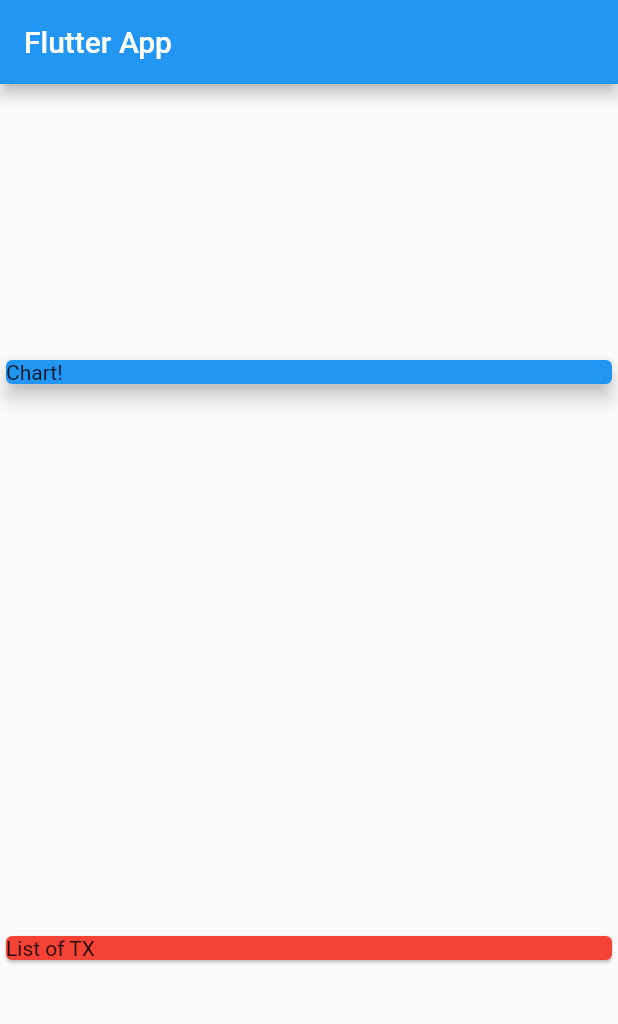
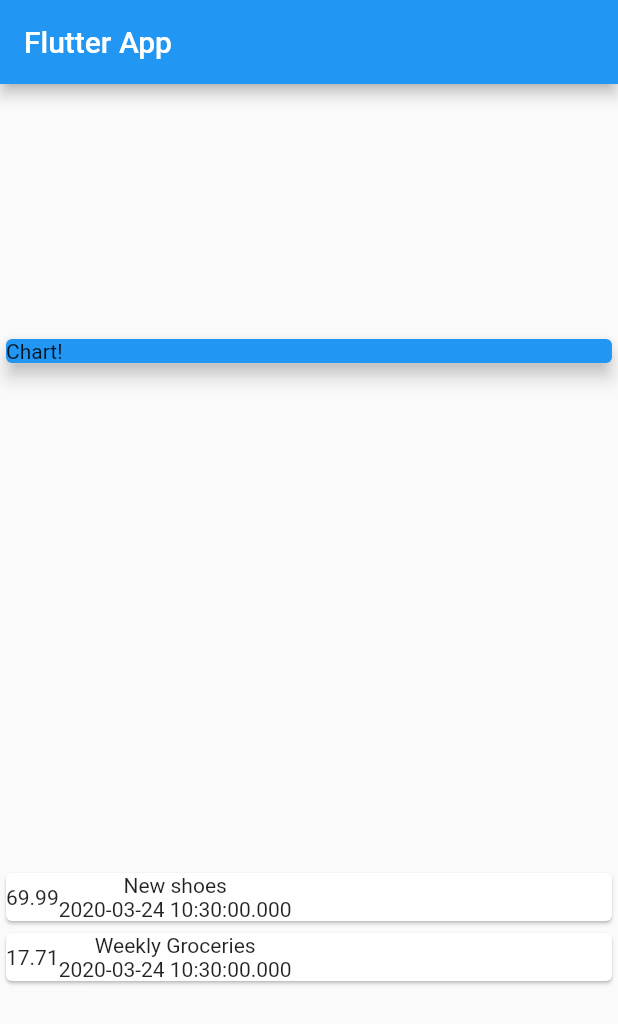
Before and after one commit to aisivan36/flutter_fooding, a Flutter app: the screen it shows after launch, on a phone screen of 412 x 824 dp. Shown: the top 1024 px of the screen. Run offline on Flutter 3.47's test engine with Material 2 defaults, Android fonts, the phone set to English and light mode, and no system bars.

Commit message:
bug fixed

```diff
--- a/lib/main.dart
+++ b/lib/main.dart
@@ -46,9 +46,28 @@ class MyHomePage extends StatelessWidget {
               elevation: 5,
             ),
           ),
-          Card(
-            color: Colors.red,
-            child: Text('List of TX'),
+          Column(
+            children: transaction.map((tx) {
+              return Card(
+                child: Row(
+                  children: <Widget>[
+                    Container(
+                      child: Text(
+                        tx.amount.toString(),
+                      ),
+                    ),
+                    Column(
+                      children: <Widget>[
+                        Text(tx.title),
+                        Text(
+                          tx.date.toString(),
+                        ),
+                      ],
+                    ),
+                  ],
+                ),
+              );
+            }).toList(),
           ),
         ],
       ),
```
